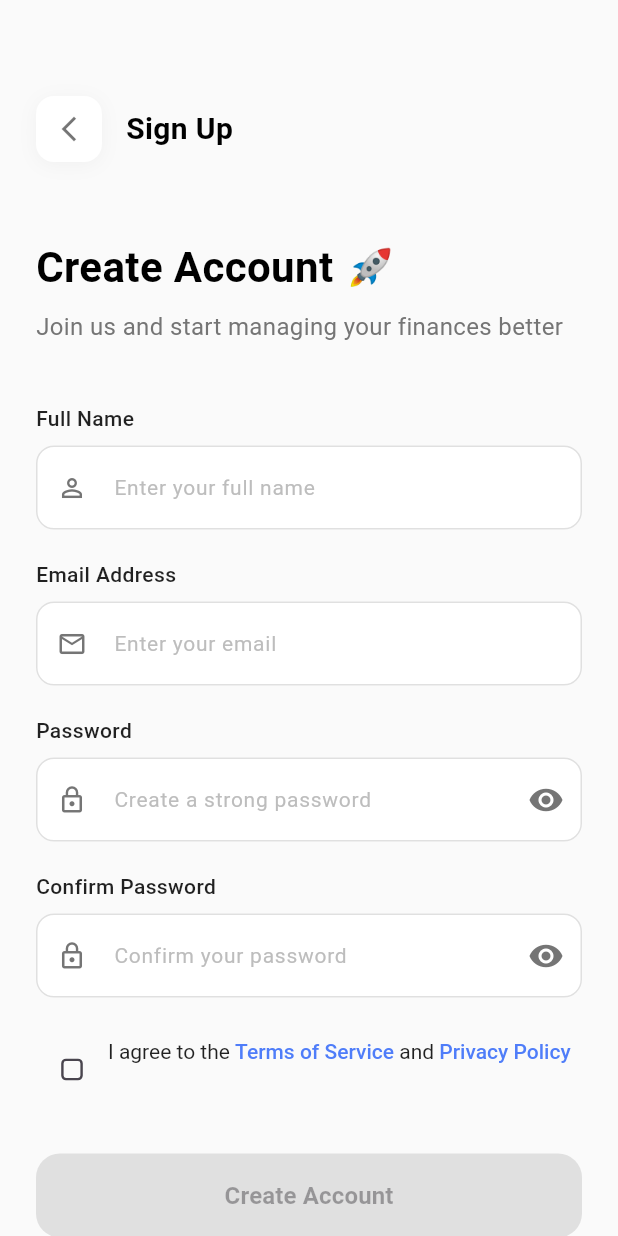
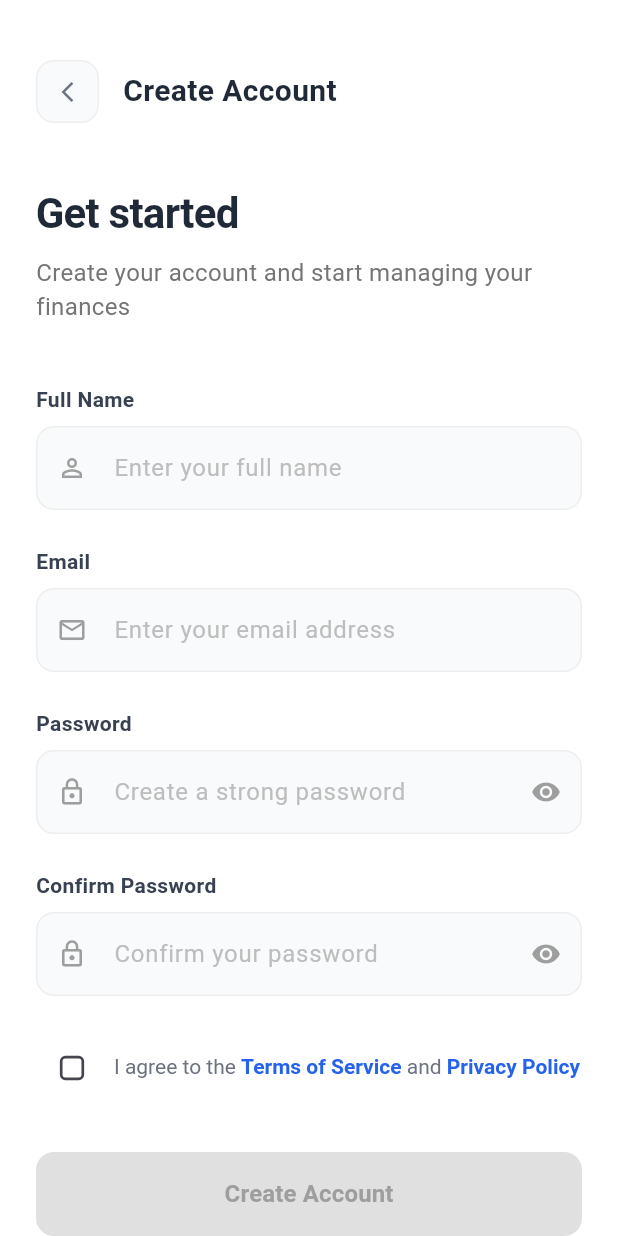
Before and after one commit to dkappiah/iSmart_Public, a Flutter app: the SignUpPage screen opened by its route, on a phone screen of 412 x 824 dp. Run offline on Flutter 3.47's test engine with Material 3 defaults, Android fonts, the light colour scheme and no system bars; statements that could not run were skipped.

Commit message:
final UI design

```diff
--- a/lib/main.dart
+++ b/lib/main.dart
@@ -14,6 +14,7 @@ class MyApp extends StatelessWidget {
   Widget build(BuildContext context) {
     return MaterialApp(
       title: 'Digital Wallet',
+      debugShowCheckedModeBanner: false, //debug show banner
       theme: ThemeData(
         colorScheme: ColorScheme.fromSeed(seedColor: Colors.deepPurple),
         useMaterial3: true,
--- a/lib/pages/signUp.dart
+++ b/lib/pages/signUp.dart
@@ -29,21 +29,21 @@ class _SignUpPageState extends State<SignUpPage> {
   @override
   Widget build(BuildContext context) {
     return Scaffold(
-      backgroundColor: Colors.grey[50],
+      backgroundColor: Colors.white,
       body: SafeArea(
         child: SingleChildScrollView(
           child: Padding(
-            padding: const EdgeInsets.all(24.0),
+            padding: const EdgeInsets.symmetric(horizontal: 24.0, vertical: 20.0),
             child: Form(
               key: _formKey,
               child: Column(
                 crossAxisAlignment: CrossAxisAlignment.start,
                 children: [
-                  const SizedBox(height: 40),
+                  const SizedBox(height: 20),
 
                   // Header
                   _buildHeader(),
-                  const SizedBox(height: 50),
+                  const SizedBox(height: 40),
 
                   // Welcome Text
                   _buildWelcomeText(),
@@ -88,30 +88,24 @@ class _SignUpPageState extends State<SignUpPage> {
           child: Container(
             padding: const EdgeInsets.all(12),
             decoration: BoxDecoration(
-              color: Colors.white,
+              color: const Color(0xFFF9FAFB),
               borderRadius: BorderRadius.circular(12),
-              boxShadow: [
-                BoxShadow(
-                  color: Colors.black.withOpacity(0.04),
-                  blurRadius: 10,
-                  offset: const Offset(0, 2),
-                ),
-              ],
+              border: Border.all(color: Colors.grey[200]!),
             ),
             child: const Icon(
               Icons.arrow_back_ios_new,
-              size: 20,
-              color: Colors.black54,
+              size: 16,
+              color: Color(0xFF6B7280),
             ),
           ),
         ),
         const SizedBox(width: 16),
         const Text(
-          'Sign Up',
+          'Create Account',
           style: TextStyle(
             fontSize: 20,
             fontWeight: FontWeight.w600,
-            color: Colors.black,
+            color: Color(0xFF1F2937),
           ),
         ),
       ],
@@ -123,16 +117,17 @@ class _SignUpPageState extends State<SignUpPage> {
       crossAxisAlignment: CrossAxisAlignment.start,
       children: [
         const Text(
-          'Create Account 🚀',
+          'Get started',
           style: TextStyle(
             fontSize: 28,
             fontWeight: FontWeight.bold,
-            color: Colors.black,
+            color: Color(0xFF1F2937),
+            letterSpacing: -0.5,
           ),
         ),
         const SizedBox(height: 8),
         Text(
-          'Join us and start managing your finances better',
+          'Create your account and start managing your finances',
           style: TextStyle(
             fontSize: 16,
             color: Colors.grey[600],
@@ -163,13 +158,13 @@ class _SignUpPageState extends State<SignUpPage> {
             return null;
           },
         ),
-        const SizedBox(height: 20),
+        const SizedBox(height: 24),
 
         // Email Field
         _buildTextField(
           controller: _emailController,
-          label: 'Email Address',
-          hintText: 'Enter your email',
+          label: 'Email',
+          hintText: 'Enter your email address',
           keyboardType: TextInputType.emailAddress,
           prefixIcon: Icons.email_outlined,
           validator: (value) {
@@ -182,7 +177,7 @@ class _SignUpPageState extends State<SignUpPage> {
             return null;
           },
         ),
-        const SizedBox(height: 20),
+        const SizedBox(height: 24),
 
         // Password Field
         _buildTextField(
@@ -194,7 +189,8 @@ class _SignUpPageState extends State<SignUpPage> {
           suffixIcon: IconButton(
             icon: Icon(
               _isPasswordVisible ? Icons.visibility_off : Icons.visibility,
-              color: Colors.grey[600],
+              color: Colors.grey[500],
+              size: 20,
             ),
             onPressed: () {
               setState(() {
@@ -215,7 +211,7 @@ class _SignUpPageState extends State<SignUpPage> {
             return null;
           },
         ),
-        const SizedBox(height: 20),
+        const SizedBox(height: 24),
 
         // Confirm Password Field
         _buildTextField(
@@ -227,7 +223,8 @@ class _SignUpPageState extends State<SignUpPage> {
           suffixIcon: IconButton(
             icon: Icon(
               _isConfirmPasswordVisible ? Icons.visibility_off : Icons.visibility,
-              color: Colors.grey[600],
+              color: Colors.grey[500],
+              size: 20,
             ),
             onPressed: () {
               setState(() {
@@ -266,8 +263,8 @@ class _SignUpPageState extends State<SignUpPage> {
           label,
           style: const TextStyle(
             fontSize: 14,
-            fontWeight: FontWeight.w500,
-            color: Colors.black87,
+            fontWeight: FontWeight.w600,
+            color: Color(0xFF374151),
           ),
         ),
         const SizedBox(height: 8),
@@ -276,37 +273,49 @@ class _SignUpPageState extends State<SignUpPage> {
           keyboardType: keyboardType,
           obscureText: obscureText,
           validator: validator,
+          style: const TextStyle(
+            fontSize: 16,
+            color: Color(0xFF1F2937),
+          ),
           decoration: InputDecoration(
             hintText: hintText,
             hintStyle: TextStyle(
               color: Colors.grey[400],
-              fontSize: 14,
+              fontSize: 16,
             ),
             prefixIcon: prefixIcon != null
-                ? Icon(prefixIcon, color: Colors.grey[600], size: 20)
+                ? Icon(prefixIcon, color: Colors.grey[500], size: 20)
                 : null,
             suffixIcon: suffixIcon,
             filled: true,
-            fillColor: Colors.white,
+            fillColor: const Color(0xFFF9FAFB),
             border: OutlineInputBorder(
               borderRadius: BorderRadius.circular(12),
-              borderSide: BorderSide(color: Colors.grey[300]!),
+              borderSide: BorderSide(color: Colors.grey[200]!),
             ),
             enabledBorder: OutlineInputBorder(
               borderRadius: BorderRadius.circular(12),
-              borderSide: BorderSide(color: Colors.grey[300]!),
+              borderSide: BorderSide(color: Colors.grey[200]!),
             ),
             focusedBorder: OutlineInputBorder(
               borderRadius: BorderRadius.circular(12),
-              borderSide: const BorderSide(color: Color(0xFF4F7DF9)),
+              borderSide: const BorderSide(color: Color(0xFF2563EB), width: 2),
             ),
             errorBorder: OutlineInputBorder(
               borderRadius: BorderRadius.circular(12),
-              borderSide: const BorderSide(color: Colors.red),
+              borderSide: const BorderSide(color: Color(0xFFEF4444)),
+            ),
+            focusedErrorBorder: OutlineInputBorder(
+              borderRadius: BorderRadius.circular(12),
+              borderSide: const BorderSide(color: Color(0xFFEF4444), width: 2),
             ),
             contentPadding: const EdgeInsets.symmetric(
               horizontal: 16,
               vertical: 16,
+            ),
+            errorStyle: const TextStyle(
+              color: Color(0xFFEF4444),
+              fontSize: 12,
             ),
           ),
         ),
@@ -319,7 +328,7 @@ class _SignUpPageState extends State<SignUpPage> {
       crossAxisAlignment: CrossAxisAlignment.start,
       children: [
         Transform.scale(
-          scale: 0.8,
+          scale: 0.9,
           child: Checkbox(
             value: _agreeToTerms,
             onChanged: (value) {
@@ -327,38 +336,42 @@ class _SignUpPageState extends State<SignUpPage> {
                 _agreeToTerms = value ?? false;
               });
             },
-            activeColor: const Color(0xFF4F7DF9),
+            activeColor: const Color(0xFF2563EB),
             shape: RoundedRectangleBorder(
               borderRadius: BorderRadius.circular(4),
             ),
           ),
         ),
+        const SizedBox(width: 4),
         Expanded(
+          child: Padding(
+            padding: const EdgeInsets.only(top: 12),
             child: RichText(
               text: TextSpan(
                 style: const TextStyle(
                   fontSize: 14,
-                color: Colors.black87,
-                height: 1.5,
+                  color: Color(0xFF6B7280),
+                  height: 1.4,
                 ),
                 children: [
                   const TextSpan(text: 'I agree to the '),
                   TextSpan(
                     text: 'Terms of Service',
-                  style: TextStyle(
-                    color: const Color(0xFF4F7DF9),
-                    fontWeight: FontWeight.w500,
+                    style: const TextStyle(
+                      color: Color(0xFF2563EB),
+                      fontWeight: FontWeight.w600,
                     ),
                   ),
                   const TextSpan(text: ' and '),
                   TextSpan(
                     text: 'Privacy Policy',
-                  style: TextStyle(
-                    color: const Color(0xFF4F7DF9),
-                    fontWeight: FontWeight.w500,
+                    style: const TextStyle(
+                      color: Color(0xFF2563EB),
+                      fontWeight: FontWeight.w600,
                     ),
                   ),
                 ],
+              ),
             ),
           ),
         ),
@@ -367,23 +380,39 @@ class _SignUpPageState extends State<SignUpPage> {
   }
 
   Widget _buildSignUpButton() {
-    return SizedBox(
+    return Container(
       width: double.infinity,
       height: 56,
+      decoration: BoxDecoration(
+        borderRadius: BorderRadius.circular(12),
+        boxShadow: _agreeToTerms
+            ? [
+                BoxShadow(
+                  color: const Color(0xFF2563EB).withOpacity(0.3),
+                  blurRadius: 8,
+                  offset: const Offset(0, 4),
+                ),
+              ]
+            : [],
+      ),
       child: ElevatedButton(
-        onPressed: _agreeToTerms ? () {
+        onPressed: _agreeToTerms
+            ? () {
                 if (_formKey.currentState!.validate()) {
                   // Handle sign up
                   _showSuccessDialog();
                 }
-        } : null,
+              }
+            : null,
         style: ElevatedButton.styleFrom(
-          backgroundColor: const Color(0xFF4F7DF9),
+          backgroundColor: const Color(0xFF2563EB),
           foregroundColor: Colors.white,
+          disabledBackgroundColor: Colors.grey[300],
+          disabledForegroundColor: Colors.grey[500],
           elevation: 0,
-          disabledBackgroundColor: Colors.grey[300],
+          shadowColor: Colors.transparent,
           shape: RoundedRectangleBorder(
-            borderRadius: BorderRadius.circular(16),
+            borderRadius: BorderRadius.circular(12),
           ),
         ),
         child: const Text(
@@ -409,10 +438,11 @@ class _SignUpPageState extends State<SignUpPage> {
         Padding(
           padding: const EdgeInsets.symmetric(horizontal: 16),
           child: Text(
-            'Or sign up with',
+            'Or continue with',
             style: TextStyle(
               fontSize: 14,
               color: Colors.grey[600],
+              fontWeight: FontWeight.w500,
             ),
           ),
         ),
@@ -433,7 +463,7 @@ class _SignUpPageState extends State<SignUpPage> {
           child: _buildSocialButton(
             'Google',
             Icons.g_mobiledata,
-            Colors.red,
+            const Color(0xFF4285F4),
           ),
         ),
         const SizedBox(width: 16),
@@ -441,7 +471,7 @@ class _SignUpPageState extends State<SignUpPage> {
           child: _buildSocialButton(
             'Apple',
             Icons.apple,
-            Colors.black,
+            const Color(0xFF000000),
           ),
         ),
       ],
@@ -454,7 +484,14 @@ class _SignUpPageState extends State<SignUpPage> {
       decoration: BoxDecoration(
         color: Colors.white,
         borderRadius: BorderRadius.circular(12),
-        border: Border.all(color: Colors.grey[300]!),
+        border: Border.all(color: Colors.grey[200]!),
+        boxShadow: [
+          BoxShadow(
+            color: Colors.black.withOpacity(0.04),
+            blurRadius: 6,
+            offset: const Offset(0, 2),
+          ),
+        ],
       ),
       child: Material(
         color: Colors.transparent,
@@ -476,8 +513,8 @@ class _SignUpPageState extends State<SignUpPage> {
                 text,
                 style: const TextStyle(
                   fontSize: 14,
-                  fontWeight: FontWeight.w500,
-                  color: Colors.black87,
+                  fontWeight: FontWeight.w600,
+                  color: Color(0xFF374151),
                 ),
               ),
             ],
@@ -503,11 +540,14 @@ class _SignUpPageState extends State<SignUpPage> {
             onPressed: () {
               Navigator.pop(context);
             },
+            style: TextButton.styleFrom(
+              padding: const EdgeInsets.symmetric(horizontal: 8, vertical: 4),
+            ),
             child: const Text(
               'Sign In',
               style: TextStyle(
                 fontSize: 14,
-                color: Color(0xFF4F7DF9),
+                color: Color(0xFF2563EB),
                 fontWeight: FontWeight.w600,
               ),
             ),
@@ -524,20 +564,21 @@ class _SignUpPageState extends State<SignUpPage> {
       builder: (BuildContext context) {
         return AlertDialog(
           shape: RoundedRectangleBorder(
-            borderRadius: BorderRadius.circular(20),
+            borderRadius: BorderRadius.circular(16),
           ),
+          backgroundColor: Colors.white,
           content: Column(
             mainAxisSize: MainAxisSize.min,
             children: [
               Container(
                 padding: const EdgeInsets.all(16),
                 decoration: BoxDecoration(
-                  color: Colors.green.withOpacity(0.1),
+                  color: const Color(0xFF10B981).withOpacity(0.1),
                   shape: BoxShape.circle,
                 ),
                 child: const Icon(
-                  Icons.check,
-                  color: Colors.green,
+                  Icons.check_circle_outline,
+                  color: Color(0xFF10B981),
                   size: 48,
                 ),
               ),
@@ -547,36 +588,49 @@ class _SignUpPageState extends State<SignUpPage> {
                 style: TextStyle(
                   fontSize: 20,
                   fontWeight: FontWeight.bold,
-                  color: Colors.black,
+                  color: Color(0xFF1F2937),
                 ),
               ),
               const SizedBox(height: 12),
               Text(
-                'Your account has been created successfully. You can now sign in.',
+                'Your account has been created successfully. You can now sign in and start managing your finances.',
                 textAlign: TextAlign.center,
                 style: TextStyle(
                   fontSize: 14,
                   color: Colors.grey[600],
+                  height: 1.4,
                 ),
               ),
               const SizedBox(height: 24),
-              SizedBox(
+              Container(
                 width: double.infinity,
+                height: 48,
+                decoration: BoxDecoration(
+                  borderRadius: BorderRadius.circular(12),
+                  boxShadow: [
+                    BoxShadow(
+                      color: const Color(0xFF2563EB).withOpacity(0.3),
+                      blurRadius: 8,
+                      offset: const Offset(0, 4),
+                    ),
+                  ],
+                ),
                 child: ElevatedButton(
                   onPressed: () {
                     Navigator.of(context).pop();
                     Navigator.pushReplacementNamed(context, '/login');
                   },
                   style: ElevatedButton.styleFrom(
-                    backgroundColor: const Color(0xFF4F7DF9),
+                    backgroundColor: const Color(0xFF2563EB),
                     foregroundColor: Colors.white,
                     elevation: 0,
+                    shadowColor: Colors.transparent,
                     shape: RoundedRectangleBorder(
                       borderRadius: BorderRadius.circular(12),
                     ),
                   ),
                   child: const Text(
-                    'Sign In',
+                    'Continue to Sign In',
                     style: TextStyle(
                       fontSize: 16,
                       fontWeight: FontWeight.w600,
```
Also changed, not shown: lib/pages/login.dart (+99 -50 lines). Lines whose indentation alone changed are shown as unchanged.
